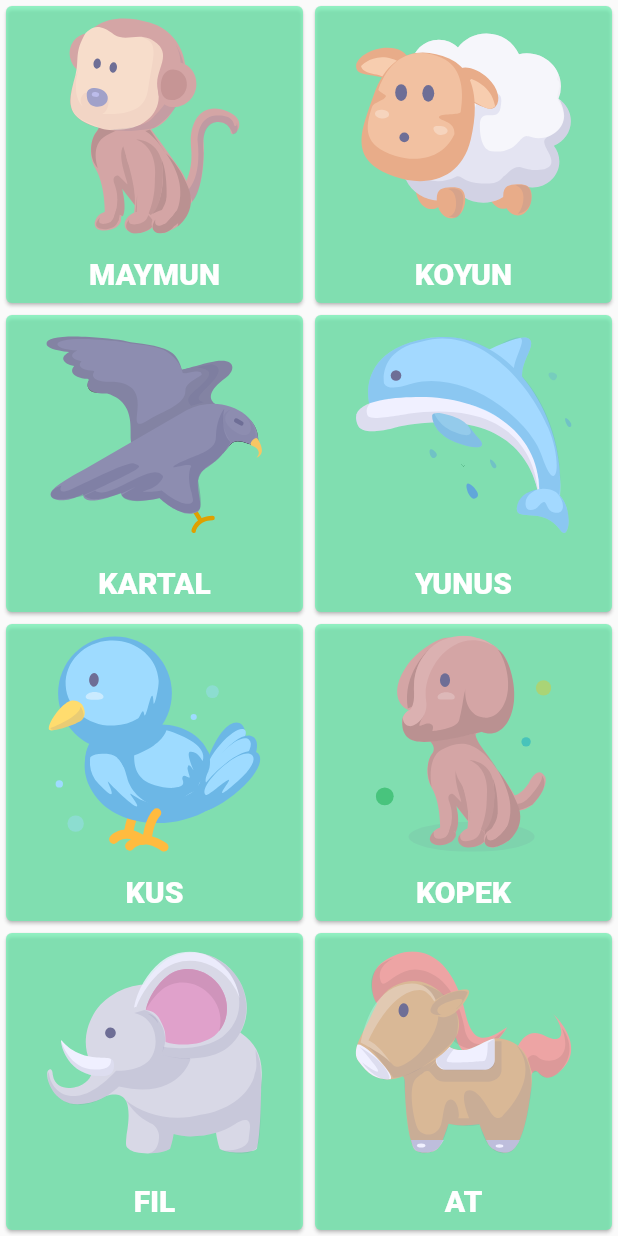
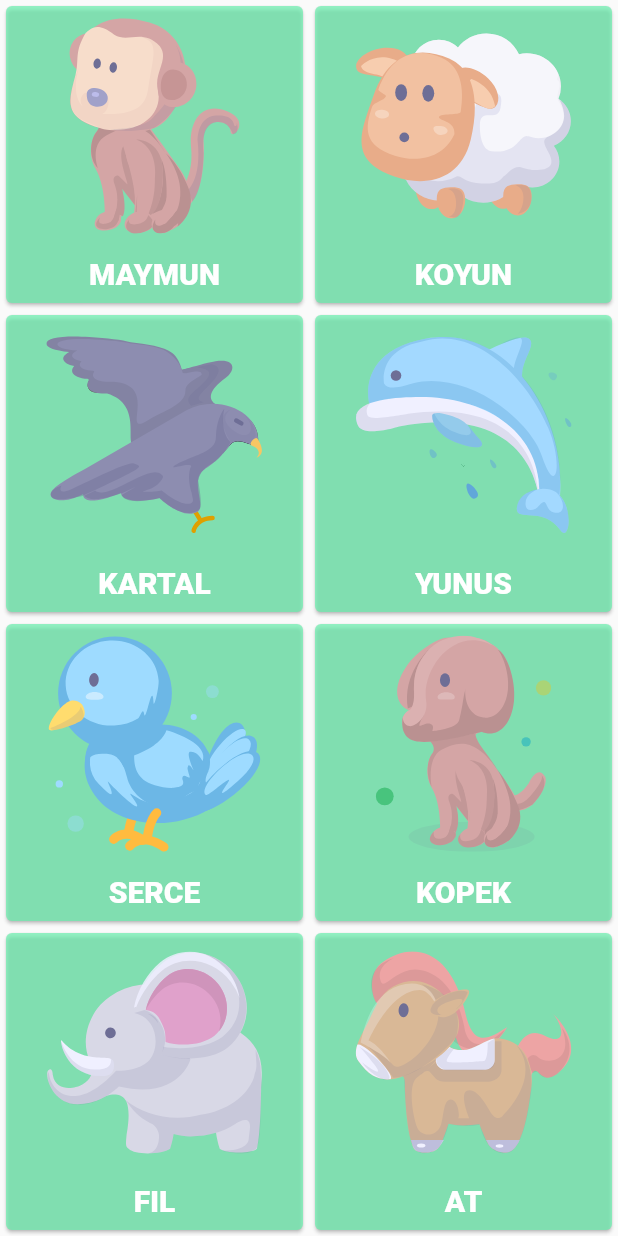
Before and after one commit to partitect/animal_sound_app, a Flutter app: the screen it shows after launch, scrolled down 206 dp, on a phone screen of 412 x 824 dp. Run offline on Flutter 3.47's test engine with Material 2 defaults, Android fonts, the phone set to English and light mode, and no system bars; our stand-ins replace audioplayers, flutter_svg.

Commit message:
release settings fixed, added new sounds

```diff
--- a/ani_sound_app/lib/screens/home_screen.dart
+++ b/ani_sound_app/lib/screens/home_screen.dart
@@ -16,7 +16,7 @@ class HomeScreen extends StatelessWidget {
       {"name": "koyun"},
       {"name": "kartal"},
       {"name": "yunus"},
-      {"name": "kus"},
+      {"name": "serce"},
       {"name": "kopek"},
       {"name": "fil"},
       {"name": "at"},
```
Also changed, not shown: ani_sound_app/assets/svg/serce.svg (renamed from ani_sound_app/assets/svg/kus.svg), 8 other files.
